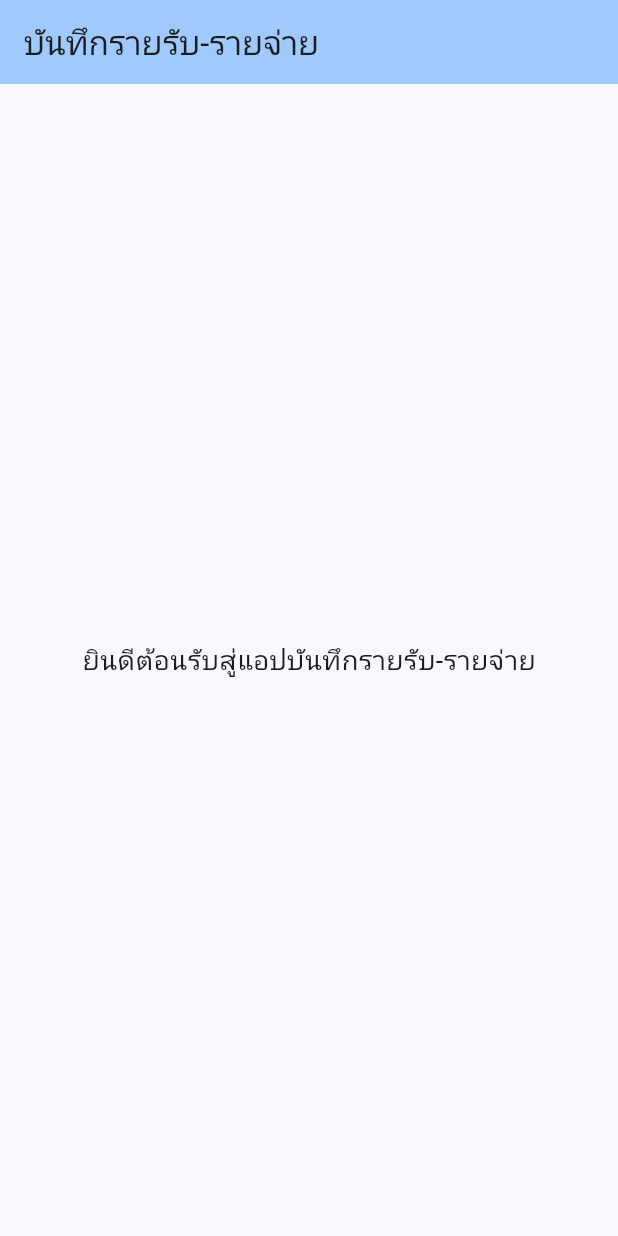
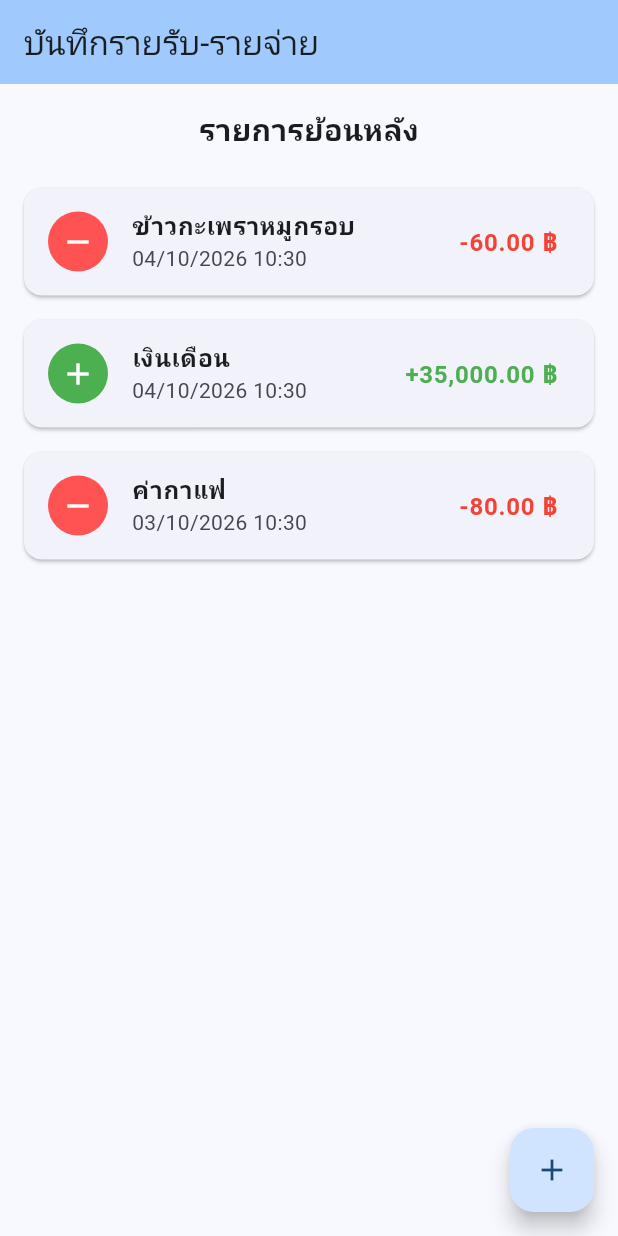
Before and after one commit to thanakorn-official/Expense-Tracker, a Flutter app: the screen it shows after launch, on a phone screen of 412 x 824 dp. Run offline on Flutter 3.47's test engine with Material 3 defaults, Android fonts, the phone set to English and light mode, and no system bars.

Commit message:
Add Dashboard UI and transaction list

```diff
--- a/lib/main.dart
+++ b/lib/main.dart
@@ -1,4 +1,6 @@
 import 'package:flutter/material.dart';
+
+import 'screens/dashboard_screen.dart'; // เพิ่มบรรทัดนี้
 
 void main() {
   runApp(const ExpenseTrackerApp());
@@ -11,7 +13,7 @@ class ExpenseTrackerApp extends StatelessWidget {
   Widget build(BuildContext context) {
     return MaterialApp(
       title: 'Expense Tracker',
-      debugShowCheckedModeBanner: false,
+      debugShowCheckedModeBanner: false, // ปิดแถบ Debug สีแดงมุมขวาบน
       theme: ThemeData(
         colorScheme: ColorScheme.fromSeed(seedColor: Colors.blue),
         useMaterial3: true,
@@ -20,23 +22,3 @@ class ExpenseTrackerApp extends StatelessWidget {
     );
   }
 }
-
-class DashboardScreen extends StatelessWidget {
-  const DashboardScreen({super.key});
-
-  @override
-  Widget build(BuildContext context) {
-    return Scaffold(
-      appBar: AppBar(
-        title: const Text('บันทึกรายรับ-รายจ่าย'),
-        backgroundColor: Theme.of(context).colorScheme.inversePrimary,
-      ),
-      body: const Center(
-        child: Text(
-          'ยินดีต้อนรับสู่แอปบันทึกรายรับ-รายจ่าย',
-          style: TextStyle(fontSize: 18),
-        ),
-      ),
-    );
-  }
-}
--- /dev/null
+++ b/lib/screens/dashboard_screen.dart
@@ -0,0 +1,113 @@
+import 'package:flutter/material.dart';
+import 'package:intl/intl.dart';
+
+import '../models/transaction_model.dart';
+
+class DashboardScreen extends StatefulWidget {
+  const DashboardScreen({super.key});
+
+  @override
+  State<DashboardScreen> createState() => _DashboardScreenState();
+}
+
+class _DashboardScreenState extends State<DashboardScreen> {
+  // ข้อมูลสมมติสำหรับทดสอบแสดงผล
+  final List<TransactionModel> _transactions = [
+    TransactionModel(
+      id: '1',
+      title: 'ข้าวกะเพราหมูกรอบ',
+      amount: 60,
+      date: DateTime.now(),
+      isExpense: true,
+    ),
+    TransactionModel(
+      id: '2',
+      title: 'เงินเดือน',
+      amount: 35000,
+      date: DateTime.now(),
+      isExpense: false,
+    ),
+    TransactionModel(
+      id: '3',
+      title: 'ค่ากาแฟ',
+      amount: 80,
+      date: DateTime.now().subtract(const Duration(days: 1)),
+      isExpense: true,
+    ),
+  ];
+
+  @override
+  Widget build(BuildContext context) {
+    return Scaffold(
+      appBar: AppBar(
+        title: const Text('บันทึกรายรับ-รายจ่าย'),
+        backgroundColor: Theme.of(context).colorScheme.inversePrimary,
+      ),
+      body: Column(
+        children: [
+          // ส่วนสรุปยอด (เดี๋ยวเราจะมาทำกราฟหรือการ์ดสรุปตรงนี้เพิ่ม)
+          const Padding(
+            padding: EdgeInsets.all(16.0),
+            child: Text(
+              'รายการย้อนหลัง',
+              style: TextStyle(fontSize: 20, fontWeight: FontWeight.bold),
+            ),
+          ),
+          // ส่วนแสดงรายการ
+          Expanded(
+            child: ListView.builder(
+              itemCount: _transactions.length,
+              itemBuilder: (context, index) {
+                final tx = _transactions[index];
+                // จัดรูปแบบตัวเลขและวันที่
+                final formattedAmount = NumberFormat('#,##0.00')
+                    .format(tx.amount);
+                final formattedDate = DateFormat('dd/MM/yyyy HH:mm')
+                    .format(tx.date);
+
+                return Card(
+                  margin: const EdgeInsets.symmetric(
+                    horizontal: 16,
+                    vertical: 8,
+                  ),
+                  child: ListTile(
+                    leading: CircleAvatar(
+                      backgroundColor: tx.isExpense
+                          ? Colors.redAccent
+                          : Colors.green,
+                      child: Icon(
+                        tx.isExpense ? Icons.remove : Icons.add,
+                        color: Colors.white,
+                      ),
+                    ),
+                    title: Text(
+                      tx.title,
+                      style: const TextStyle(fontWeight: FontWeight.bold),
+                    ),
+                    subtitle: Text(formattedDate),
+                    trailing: Text(
+                      '${tx.isExpense ? '-' : '+'}$formattedAmount ฿',
+                      style: TextStyle(
+                        color: tx.isExpense ? Colors.red : Colors.green,
+                        fontWeight: FontWeight.bold,
+                        fontSize: 16,
+                      ),
+                    ),
+                  ),
+                );
+              },
+            ),
+          ),
+        ],
+      ),
+      // ปุ่มเพิ่มรายการ (Floating Action Button)
+      floatingActionButton: FloatingActionButton(
+        onPressed: () {
+          // TODO: ทำฟังก์ชันเปิดหน้าต่างกรอกข้อมูลใหม่
+          print('กดปุ่มเพิ่มรายการ');
+        },
+        child: const Icon(Icons.add),
+      ),
+    );
+  }
+}
--- a/pubspec.yaml
+++ b/pubspec.yaml
@@ -34,6 +34,7 @@ dependencies:
   # The following adds the Cupertino Icons font to your application.
   # Use with the CupertinoIcons class for iOS style icons.
   cupertino_icons: ^1.0.8
+  intl: ^0.20.3
 
 dev_dependencies:
   flutter_test:
```
Also changed, not shown: pubspec.lock.
